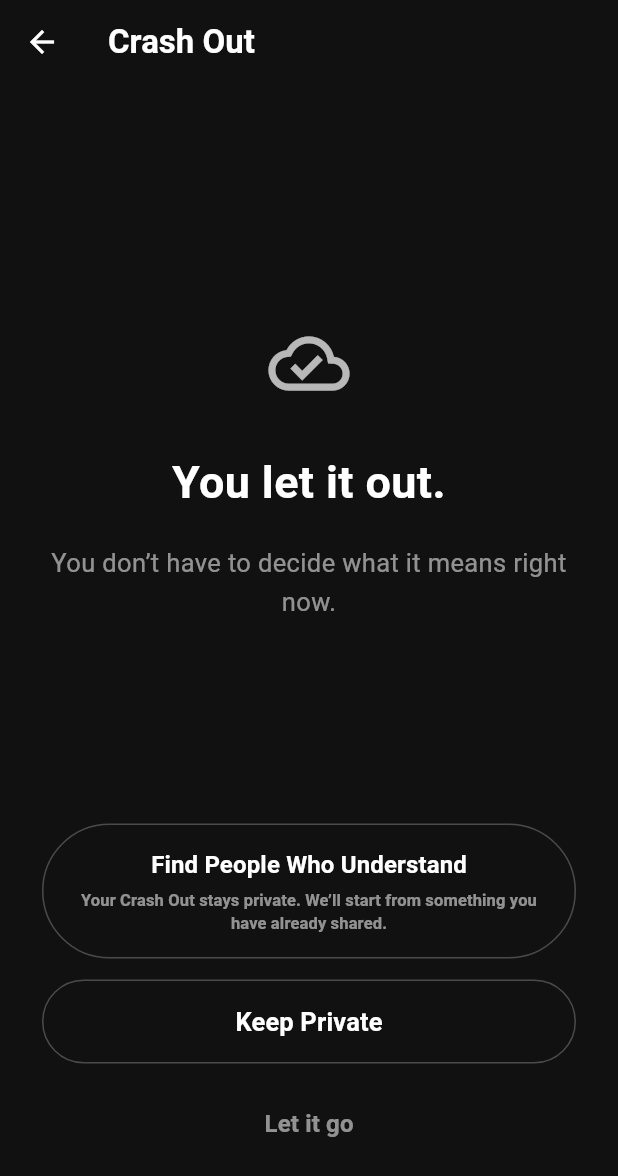
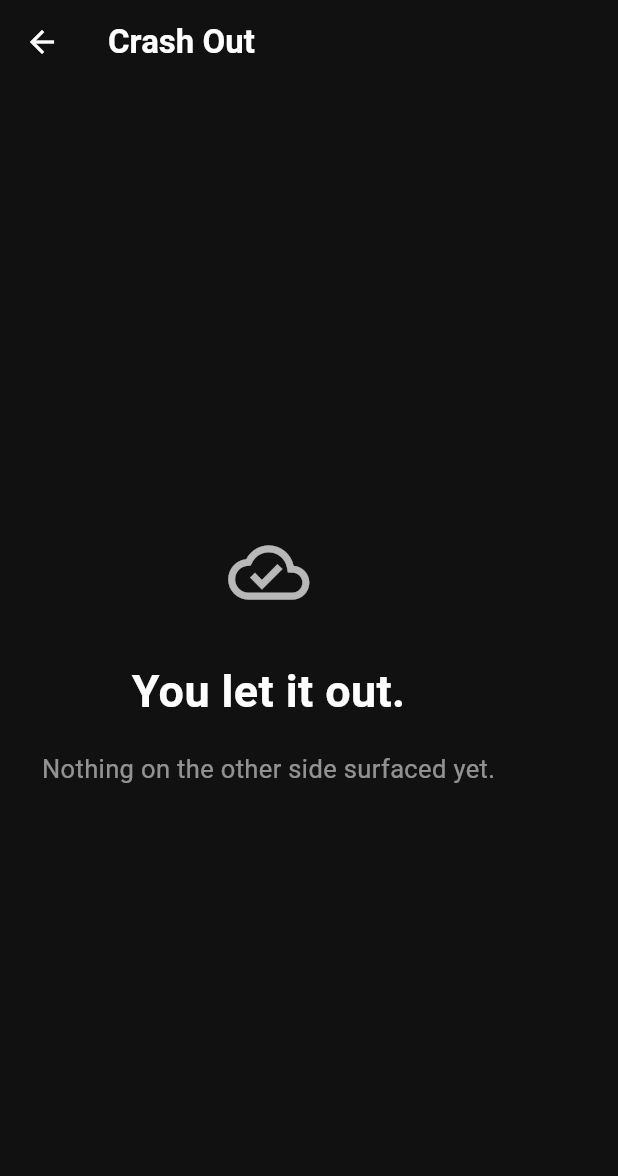
Before and after one commit to noyajesse/ventvo, a Flutter app: the CrashOutFateScreen screen opened directly with empty values, on a phone screen of 412 x 824 dp. Shown: the top 1176 px of the screen. Run offline on Flutter 3.47's test engine with Material 3 defaults, Android fonts, the phone set to English and light mode, and no system bars; our stand-ins replace flutter_riverpod, shared_preferences; accounts and stored records are empty.

Commit message:
Make Crash Out automatically reveal opposite experiences

```diff
--- a/lib/features/crash_out/screens/crash_out_fate_screen.dart
+++ b/lib/features/crash_out/screens/crash_out_fate_screen.dart
@@ -1,11 +1,10 @@
 import 'package:flutter/material.dart';
 import 'package:flutter_riverpod/flutter_riverpod.dart';
 
+import '../../ventvo_voice/models/vent.dart';
+import '../../ventvo_voice/providers/vent_provider.dart';
 import '../models/crash_out.dart';
-import '../providers/crash_out_provider.dart';
-import '../../ventvo_voice/screens/create_vent_screen.dart';
-import '../../ventvo_voice/screens/find_people_screen.dart';
-import '../../ventvo_voice/screens/voice_space_screen.dart';
+import '../services/crash_out_opposite_experience_service.dart';
 
 class CrashOutFateScreen extends ConsumerWidget {
   final CrashOut crashOut;
@@ -15,58 +14,13 @@ class CrashOutFateScreen extends ConsumerWidget {
     required this.crashOut,
   });
 
-  void _returnToVoiceSpace(BuildContext context) {
-    Navigator.pushAndRemoveUntil(
-      context,
-      MaterialPageRoute(builder: (context) => const VoiceSpaceScreen()),
-      (route) => false,
-    );
-  }
-
-  Future<void> _keepPrivate(BuildContext context, WidgetRef ref) async {
-    await ref.read(crashOutProvider.notifier).keepPrivate(crashOut.id);
-    if (!context.mounted) return;
-
-    ScaffoldMessenger.of(context).showSnackBar(
-      const SnackBar(content: Text('Kept private.')),
-    );
-    _returnToVoiceSpace(context);
-  }
-
-  Future<void> _letGo(BuildContext context, WidgetRef ref) async {
-    await ref.read(crashOutProvider.notifier).deleteCrashOut(crashOut.id);
-    if (!context.mounted) return;
-
-    ScaffoldMessenger.of(context).showSnackBar(
-      const SnackBar(content: Text('You let this moment go.')),
-    );
-    _returnToVoiceSpace(context);
-  }
-
-  void _turnIntoVent(BuildContext context) {
-    Navigator.push(
-      context,
-      MaterialPageRoute(
-        builder: (context) => CreateVentScreen(
-          initialContent: crashOut.textContent,
-          crashOutId: crashOut.id,
-        ),
-      ),
-    );
-  }
-
-  void _findPeopleWhoUnderstand(BuildContext context) {
-    Navigator.push(
-      context,
-      MaterialPageRoute(builder: (context) => const FindPeopleScreen()),
-    );
-  }
-
   @override
   Widget build(BuildContext context, WidgetRef ref) {
-    final canTurnIntoVent =
-        crashOut.type == CrashOutType.text &&
-        (crashOut.textContent?.trim().length ?? 0) >= 3;
+    final vents = ref.watch(ventProvider).asData?.value ?? const <Vent>[];
+    final match = const CrashOutOppositeExperienceService().find(
+      crashOut: crashOut,
+      experiences: vents,
+    );
 
     return Scaffold(
       backgroundColor: const Color(0xFF111111),
@@ -75,22 +29,150 @@ class CrashOutFateScreen extends ConsumerWidget {
         elevation: 0,
         title: const Text(
           'Crash Out',
-          style: TextStyle(color: Colors.white, fontWeight: FontWeight.bold),
+          style: TextStyle(
+            color: Colors.white,
+            fontWeight: FontWeight.bold,
+          ),
         ),
       ),
       body: SafeArea(
         child: Padding(
           padding: const EdgeInsets.symmetric(horizontal: 28, vertical: 24),
-          child: Column(
+          child: match == null
+              ? const _NoOppositeExperience()
+              : _OppositeExperienceView(
+                  crashOut: crashOut,
+                  experience: match.experience,
+                ),
+        ),
+      ),
+    );
+  }
+}
+
+class _OppositeExperienceView extends StatelessWidget {
+  const _OppositeExperienceView({
+    required this.crashOut,
+    required this.experience,
+  });
+
+  final CrashOut crashOut;
+  final Vent experience;
+
+  @override
+  Widget build(BuildContext context) {
+    return Column(
       children: [
         const Spacer(),
         const Icon(
+          Icons.swap_vertical_circle_outlined,
+          color: Colors.white70,
+          size: 54,
+        ),
+        const SizedBox(height: 28),
+        const Text(
+          'Your Crash Out met an opposite experience.',
+          textAlign: TextAlign.center,
+          style: TextStyle(
+            color: Colors.white,
+            fontSize: 28,
+            fontWeight: FontWeight.bold,
+            height: 1.2,
+          ),
+        ),
+        const SizedBox(height: 14),
+        const Text(
+          'Not the same story. Not the same feeling. Just another side of something human.',
+          textAlign: TextAlign.center,
+          style: TextStyle(
+            color: Colors.white54,
+            fontSize: 16,
+            height: 1.5,
+          ),
+        ),
+        const SizedBox(height: 30),
+        _ExperienceCard(
+          label: 'YOUR EXPERIENCE',
+          text: crashOut.textContent ?? '',
+        ),
+        const SizedBox(height: 12),
+        const Icon(
+          Icons.swap_vert_rounded,
+          color: Colors.white30,
+          size: 22,
+        ),
+        const SizedBox(height: 12),
+        _ExperienceCard(
+          label: 'ANOTHER EXPERIENCE',
+          text: experience.content,
+        ),
+        const Spacer(),
+      ],
+    );
+  }
+}
+
+class _ExperienceCard extends StatelessWidget {
+  const _ExperienceCard({
+    required this.label,
+    required this.text,
+  });
+
+  final String label;
+  final String text;
+
+  @override
+  Widget build(BuildContext context) {
+    return Container(
+      width: double.infinity,
+      padding: const EdgeInsets.all(20),
+      decoration: BoxDecoration(
+        color: Colors.white10,
+        borderRadius: BorderRadius.circular(22),
+        border: Border.all(color: Colors.white12),
+      ),
+      child: Column(
+        crossAxisAlignment: CrossAxisAlignment.start,
+        children: [
+          Text(
+            label,
+            style: const TextStyle(
+              color: Colors.white38,
+              fontSize: 11,
+              fontWeight: FontWeight.w700,
+              letterSpacing: 1.2,
+            ),
+          ),
+          const SizedBox(height: 10),
+          Text(
+            text,
+            style: const TextStyle(
+              color: Colors.white,
+              fontSize: 16,
+              height: 1.5,
+            ),
+          ),
+        ],
+      ),
+    );
+  }
+}
+
+class _NoOppositeExperience extends StatelessWidget {
+  const _NoOppositeExperience();
+
+  @override
+  Widget build(BuildContext context) {
+    return const Column(
+      children: [
+        Spacer(),
+        Icon(
           Icons.cloud_done_outlined,
           color: Colors.white70,
           size: 54,
         ),
-              const SizedBox(height: 30),
-              const Text(
+        SizedBox(height: 30),
+        Text(
           'You let it out.',
           textAlign: TextAlign.center,
           style: TextStyle(
@@ -99,9 +181,9 @@ class CrashOutFateScreen extends ConsumerWidget {
             fontWeight: FontWeight.bold,
           ),
         ),
-              const SizedBox(height: 18),
-              const Text(
-                'You don’t have to decide what it means right now.',
+        SizedBox(height: 16),
+        Text(
+          'Nothing on the other side surfaced yet.',
           textAlign: TextAlign.center,
           style: TextStyle(
             color: Colors.white54,
@@ -109,89 +191,8 @@ class CrashOutFateScreen extends ConsumerWidget {
             height: 1.5,
           ),
         ),
-              const Spacer(),
-              if (canTurnIntoVent) ...[
-                SizedBox(
-                  width: double.infinity,
-                  height: 56,
-                  child: ElevatedButton(
-                    onPressed: () => _turnIntoVent(context),
-                    child: const Text(
-                      'Turn into a Vent',
-                      style: TextStyle(fontSize: 17),
-                    ),
-                  ),
-                ),
-                const SizedBox(height: 14),
+        Spacer(),
       ],
-              SizedBox(
-                width: double.infinity,
-                child: OutlinedButton(
-                  onPressed: () => _findPeopleWhoUnderstand(context),
-                  style: OutlinedButton.styleFrom(
-                    foregroundColor: Colors.white,
-                    side: const BorderSide(color: Colors.white24),
-                    padding: const EdgeInsets.symmetric(
-                      horizontal: 18,
-                      vertical: 16,
-                    ),
-                  ),
-                  child: const Column(
-                    children: [
-                      Text(
-                        'Find People Who Understand',
-                        style: TextStyle(fontSize: 16),
-                      ),
-                      SizedBox(height: 5),
-                      Text(
-                        'Your Crash Out stays private. We’ll start from something you have already shared.',
-                        textAlign: TextAlign.center,
-                        style: TextStyle(
-                          color: Colors.white54,
-                          fontSize: 11,
-                          height: 1.4,
-                        ),
-                      ),
-                    ],
-                  ),
-                ),
-              ),
-              const SizedBox(height: 14),
-              SizedBox(
-                width: double.infinity,
-                height: 56,
-                child: OutlinedButton(
-                  onPressed: () => _keepPrivate(context, ref),
-                  style: OutlinedButton.styleFrom(
-                    foregroundColor: Colors.white,
-                    side: const BorderSide(color: Colors.white24),
-                  ),
-                  child: const Text(
-                    'Keep Private',
-                    style: TextStyle(fontSize: 17),
-                  ),
-                ),
-              ),
-              const SizedBox(height: 14),
-              SizedBox(
-                width: double.infinity,
-                height: 52,
-                child: TextButton(
-                  onPressed: () => _letGo(context, ref),
-                  style: TextButton.styleFrom(
-                    foregroundColor: Colors.white54,
-                  ),
-                  child: const Text(
-                    'Let it go',
-                    style: TextStyle(fontSize: 16),
-                  ),
-                ),
-              ),
-              const SizedBox(height: 25),
-            ],
-          ),
-        ),
-      ),
     );
   }
 }
```
Lines whose indentation alone changed are shown as unchanged.
